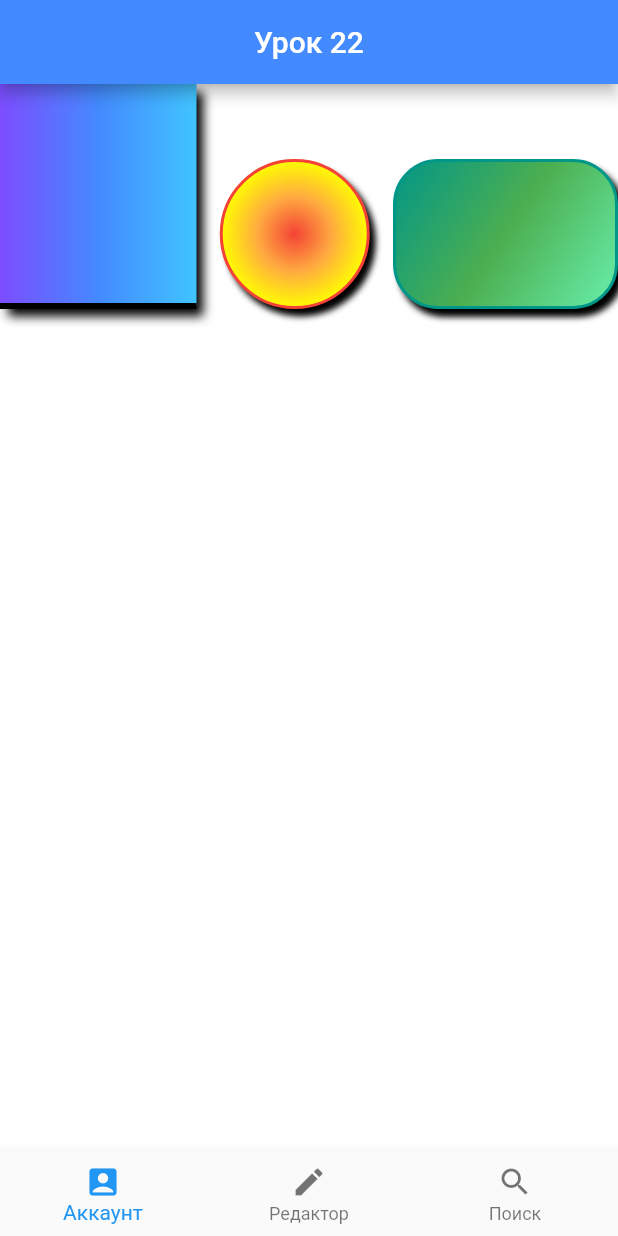
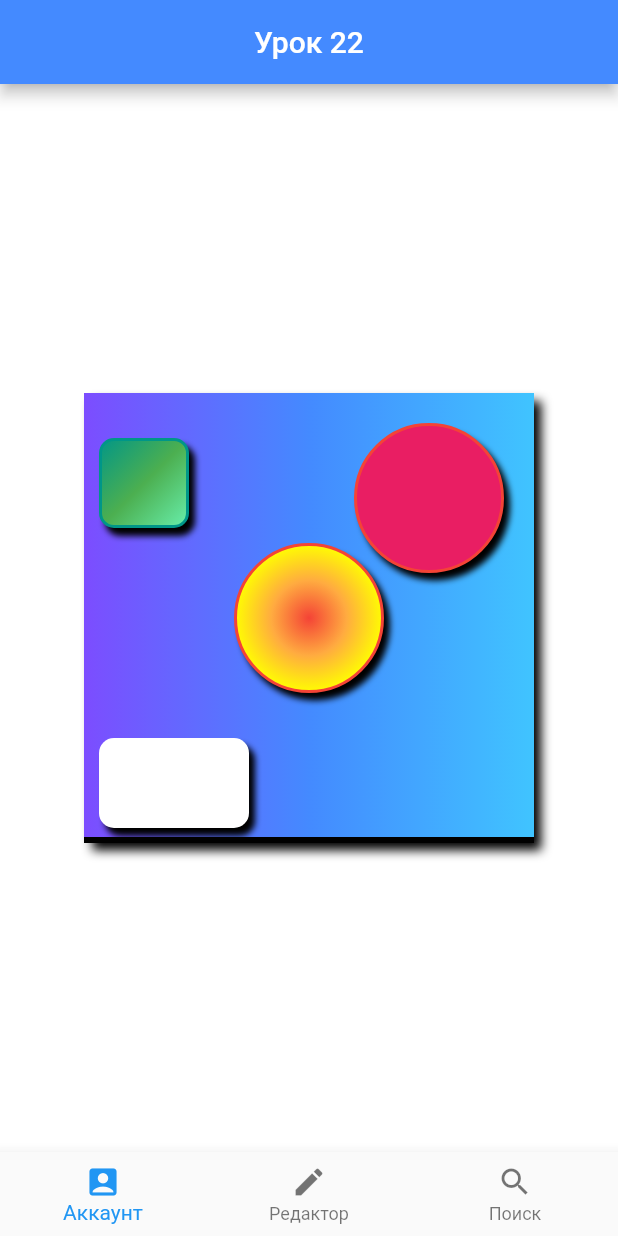
Before and after one commit to kirillnepomiluev/FlutterLessonsStemford, a Flutter app: the screen it shows after launch, on a phone screen of 412 x 824 dp. Run offline on Flutter 3.47's test engine with Material 2 defaults, Android fonts, the phone set to English and light mode, and no system bars.

Commit message:
Урок 24

```diff
--- a/lib/main.dart
+++ b/lib/main.dart
@@ -3,78 +3,72 @@ import 'package:flutter/material.dart';
 void main() => runApp(Lessons());
 
 class Lessons extends StatelessWidget {
-
   @override
   Widget build(BuildContext context) {
-
     return MaterialApp(
       title: "Уроки Flutter",
       home: Scaffold(
         appBar: AppBar(
           centerTitle: true,
-          title: Text("Урок 22",
+          title: Text(
+            "Урок 22",
           ),
           backgroundColor: Colors.blueAccent,
         ),
         backgroundColor: Colors.white,
-        bottomNavigationBar: BottomNavigationBar(items: [
-          BottomNavigationBarItem(icon: Icon(Icons.account_box) , label: "Аккаунт"),
+        bottomNavigationBar: BottomNavigationBar(
+          items: [
+            BottomNavigationBarItem(icon: Icon(Icons.account_box), label: "Аккаунт"),
             BottomNavigationBarItem(icon: Icon(Icons.edit), label: "Редактор"),
-          BottomNavigationBarItem(icon: Icon(Icons.search), label:"Поиск"),
-        ],),
+            BottomNavigationBarItem(icon: Icon(Icons.search), label: "Поиск"),
+          ],
+        ),
 
-        /// Итак, мы научились создавать контейнеры и стилизовать их. Но что,
-        /// если нам нужно расположить несколько контейнеров на одной странице?
-        /// С этим нам помогут позиционные виджеты. Начнем изучение с виджетов
-        /// Row() и Column(). Рассмотрим их по порядку:
+        /// На предыдущем занятии мы рассмотрили варианты расположения нескольких
+        /// виджетов в колонку и в строку. Сегодня же мы научимся:
+        /// 1) Накладывать виджеты друг на друга
+        /// 2) Менять расположение дочернего виджета внутри родительского
+        /// 3) Задавать размеры виджетам, у которых нет полей, отвечающих за размер.
+        /// 4) Создавать отступы у виджетов.
 
-        body: Container( // Поместим виджет Row() в свойство child виджета
-          // Container().
-          // height: double.infinity, // Конструктор double.infinity позволяет
-          // задать максимально возможное число.
+        body: Align( /// Виджет Align() позволяет задать положение дочернего
+          /// виджета относительно родительского. В нашем случае родительский
+          /// виджет - это Scaffold(), поэтому в нашем случае виджет Align()
+          /// задает положение относительно всего экрана.
 
-          child: Row( /// Виджет Row позволяет располагать несколько виджетов в
-            /// строку. Ширина строки определяется свободным пространством на
-            /// экране, а высота - высотой самого высокого виджета. Поэтому
-            /// горизонталь - это главная ось строки, а вертикаль - побочная.
-            /// Начинаются обе оси в левом верхнем углу экрана. Рассмотрим
-            /// свойства виджета Row():
+          alignment: Alignment.center, /// Свойство, определяющее положение
+          /// дочернего виджета. Принимает в себя конструкторы Alignment.
 
-            mainAxisAlignment: MainAxisAlignment.spaceEvenly, /// Свойство,
-            /// отвечающее за расположение виджетов на главной оси. Принимает
-            /// в себя конструкторы MainAxisAlignment.
+          child: Stack(
+            /// Виджет Stack() позволяет накладывать виджеты один на
+            /// другой. При этом наложение будет происходить в порядке введения
+            /// виджетов: самый первый будет снизу, далее - второй и т.д. Размер
+            /// определяется максимальными размерами дочерних элементов.
+            /// Рассмотрим свойства:
 
-            crossAxisAlignment: CrossAxisAlignment.end, /// Свойство, отвечающее
-            /// за расположение виджетов на побочной оси. Принимает в себя
-            /// конструкторы CrossAxisAlignment.
+            alignment: Alignment.center, // Одно из свойств, отвечающее за
+            // позиционирование виджетов. Принимает в себя конструкторы Alignment.
+            // Далее мы подробнее познакомимся с виджетом Alignment().
 
-            mainAxisSize: MainAxisSize.min, // Свойство, определяющее занимаемое
-            // строкой место. Принимает в себя конструкторы MainAxisSize.
-
-            children: [ // В свойство children передаются виджеты, помещаемые в
+            children: [
+              // В свойство children передаются виджеты, помещаемые в
               // строку. Возьмем для примера контейнеры из предыдущего урока.
 
-              Expanded( /// Виджет Expanded() позволяет распределять свободное
-                /// пространство между виджетами. Например, если поместить один
-                /// из виджетов в составе Row() в Expanded(), то он займет
-                /// все свободное пространство, при этом не искажая размер
-                /// виджетов, не помещенных в Expanded(). Но если в Expanded()
-                /// помещено несколько элементов, то пространство будет
-                /// распределяться пропорционально параметру flex, который
-                /// указан внутри виджета Expanded(). Рассмотрим пример:
+              /// Для того, чтобы самостоятельно задать расположение виджетам в
+              /// стэке, необходимо обернуть каждый его элемент в виджет
+              /// Positioned()
 
-                flex: 1, /// Свойство, определяющее пропорциональную долю
-                /// пространства, занимаемую виджетом.
-
-                child: Container(
-                  width: 100,
-                  height: 150,
+              Container(
+                width: 300,
+                height: 300,
                 decoration: BoxDecoration(
-                    boxShadow: [BoxShadow(
+                  boxShadow: [
+                    BoxShadow(
                       color: Colors.black,
                       blurRadius: 5,
                       offset: Offset(5, 5),
-                  ),],
+                    ),
+                  ],
                   gradient: LinearGradient(
                     begin: Alignment.centerLeft,
                     end: Alignment.centerRight,
@@ -86,8 +80,7 @@ class Lessons extends StatelessWidget {
                   ),
                   color: Colors.blueGrey,
                   shape: BoxShape.rectangle,
-                    border:
-                    Border(
+                  border: Border(
                     bottom: BorderSide(
                       width: 4,
                       color: Colors.black,
@@ -95,18 +88,62 @@ class Lessons extends StatelessWidget {
                   ),
                 ),
               ),
+
+              Positioned( // Виджет, позволяющий задавать положение виджета вручную.
+
+                left: 10, // Свойство, отвечающее за отступ слева от края стэка.
+
+                top: 30, // Свойство, отвечающее за отступ сверху от края стэка.
+
+                // right: 10, // Свойство, отвечающее за отступ справа от края стэка.
+
+                // bottom: 10, // Свойство, отвечающее за отступ снизу от края стэка.
+
+                width: 60, /// Свойство, задающее ширину объекта. Срабатывает даже
+                /// если у объекта имеется свой заданый размер
+
+                height: 60, /// Свойство, задающее ширину объекта. Срабатывает даже
+                /// если у объекта имеется свой заданый размер
+
+                child: Container(
+                  width: 200,
+                  height: 200,
+                  decoration: BoxDecoration(
+                    boxShadow: [
+                      BoxShadow(
+                        color: Colors.black,
+                        blurRadius: 3,
+                        offset: Offset(4, 5),
                       ),
-                Expanded(
-                  flex: 1,
-                  child: Container(
+                    ],
+                    gradient: LinearGradient(
+                      begin: Alignment.topLeft,
+                      end: Alignment.bottomRight,
+                      colors: [
+                        Colors.teal,
+                        Colors.green,
+                        Colors.greenAccent,
+                      ],
+                    ),
+                    borderRadius: BorderRadius.circular(10),
+                    border: Border.all(
+                      width: 2,
+                      color: Colors.teal,
+                    ),
+                  ),
+                ),
+              ),
+              Container(
                 width: 100,
                 height: 100,
                 decoration: BoxDecoration(
-                    boxShadow: [BoxShadow(
+                  boxShadow: [
+                    BoxShadow(
                       color: Colors.black,
                       blurRadius: 3,
                       offset: Offset(4, 5),
-                    ),],
+                    ),
+                  ],
                   gradient: RadialGradient(
                     center: Alignment.center,
                     colors: [
@@ -122,133 +159,83 @@ class Lessons extends StatelessWidget {
                   ),
                 ),
               ),
-                ),
-                Container(
-                width: 150,
+              Positioned(
+                right: 0,
+                top: 0,
+
+                /// Мы добавили в стэк еще один контейнер, и задали ему положение:
+                /// он должен находиться в верхнем правом углу.
+
+                child: Padding( /// Виджет Padding() создает отступы от границ
+                  /// дочернего виджета.
+
+                  padding: EdgeInsets.all(20), /// В свойство padding помещается
+                  /// конструктор, отвечающий за характер отступа. В примере был
+                  /// использован конструктор EdgeInserts.all(), который создает
+                  /// равные отступы со всех сторон от дочернего виджета. Также
+                  /// есть конструктор EdgeInserts.symmetric(), содержащий два
+                  /// параметра - horizontal (отступ симметрично по горизонтали)
+                  /// и vertical (отступ симметрично по вертикали). Также есть
+                  /// конструктор EdgeInserts.only(), в котором четыре параметра:
+                  /// bottom, top, left, right.
+
+                  child: Container( /// Мы мидим, что несмотря на то, что контейнер
+                    /// должен был оказаться втлевом верхнем углу, он имеет отступы
+                    /// от края стэка, которые задаются виджетом Padding().
+
+                    width: 100,
                     height: 100,
                     decoration: BoxDecoration(
-                  boxShadow: [BoxShadow(
+                      color: Colors.pink,
+                      boxShadow: [
+                        BoxShadow(
                           color: Colors.black,
                           blurRadius: 3,
                           offset: Offset(4, 5),
-                  ),],
-                  gradient: LinearGradient(
-                    begin: Alignment.topLeft,
-                    end: Alignment.bottomRight,
-                    colors: [
-                      Colors.teal,
-                      Colors.green,
-                      Colors.greenAccent,
+                        ),
                       ],
-                  ),
-                  borderRadius: BorderRadius.circular(30),
+                      shape: BoxShape.circle,
                       border: Border.all(
                         width: 2,
-                    color: Colors.teal,
+                        color: Colors.red,
+                      ),
+                    ),
+                  ),
+                ),
+              ),
+              Positioned(
+                  bottom: 0,
+                  left: 0,
+                  child: Padding(
+                    padding:  EdgeInsets.only(bottom: 10, left: 10),
+
+                    child: SizedBox( /// С помощью виджета SizedBox() можно задать
+                      /// размеры дочернему виджету, даже при условии, что у
+                      /// него не свойств, отвечающих за его размеры.
+
+                      width: 100, // Поле, задающее ширину.
+
+                      height: 60, // Поле, задающее высоту.
+
+                      child: Container(
+                        decoration: BoxDecoration(
+                          boxShadow: [
+                            BoxShadow(
+                              color: Colors.black,
+                              blurRadius: 3,
+                              offset: Offset(4, 5),
+                            ),
+                          ],
+                          borderRadius: BorderRadius.circular(10),
+                          color: Colors.white
+                        ),
+                      ),
                     ),
                   ),
               ),
             ],
           ),
         ),
-
-        // Теперь рассмотрим виджет Column():
-
-        // body: Column( /// Виджет Row позволяет располагать несколько виджетов в колонку. Высота колонки определяется свободным пространством на экране,
-        //   /// а ширина - шириной самого широкого виджета. Поэтому вертикаль - это главная ось колонки, а горизонталь - побочная. Начинаются обе
-        //   /// оси в левом верхнем углу экрана. Рассмотрим свойства виджета Column():
-        //   ///
-        //   mainAxisAlignment: MainAxisAlignment.spaceEvenly, /// Свойство, отвечающее за расположение виджетов на главной оси. Принимает в себя
-        //   /// конструкторы MainAxisAlignment.
-        //
-        //   crossAxisAlignment: CrossAxisAlignment.start, /// Свойство, отвечающее за расположение виджетов на побочной оси. Принимает в себя
-        //   /// конструкторы CrossAxisAlignment.
-        //
-        //   children: [
-        //
-        //     Container(
-        //       child: Padding(
-        //         padding: const EdgeInsets.all(8.0),
-        //       ),
-        //       width: 100,
-        //       height: 150,
-        //       decoration: BoxDecoration(
-        //         boxShadow: [BoxShadow(
-        //           color: Colors.black,
-        //           blurRadius: 5,
-        //           offset: Offset(5, 5),
-        //         ),],
-        //         gradient: LinearGradient(
-        //           begin: Alignment.centerLeft,
-        //           end: Alignment.centerRight,
-        //           colors: [
-        //             Colors.deepPurpleAccent,
-        //             Colors.blueAccent,
-        //             Colors.lightBlueAccent
-        //           ],
-        //         ),
-        //         color: Colors.blueGrey,
-        //         shape: BoxShape.rectangle,
-        //         border:
-        //         Border(
-        //           bottom: BorderSide(
-        //             width: 4,
-        //             color: Colors.black,
-        //           ),
-        //         ),
-        //       ),
-        //     ),
-        //     Container(
-        //       width: 100,
-        //       height: 100,
-        //       decoration: BoxDecoration(
-        //         boxShadow: [BoxShadow(
-        //           color: Colors.black,
-        //           blurRadius: 3,
-        //           offset: Offset(4, 5),
-        //         ),],
-        //         gradient: RadialGradient(
-        //           center: Alignment.center,
-        //           colors: [
-        //             Colors.red,
-        //             Colors.orangeAccent,
-        //             Colors.yellowAccent
-        //           ],
-        //         ),
-        //         shape: BoxShape.circle,
-        //         border: Border.all(
-        //           width: 2,
-        //           color: Colors.red,
-        //         ),
-        //       ),
-        //     ),
-        //     Container(
-        //       width: 150,
-        //       height: 100,
-        //       decoration: BoxDecoration(
-        //         boxShadow: [BoxShadow(
-        //           color: Colors.black,
-        //           blurRadius: 3,
-        //           offset: Offset(4, 5),
-        //         ),],
-        //         gradient: LinearGradient( // Этот тип градиента является радиальным.
-        //           begin: Alignment.topLeft,
-        //           end: Alignment.bottomRight,
-        //           colors: [
-        //             Colors.teal,
-        //             Colors.green,
-        //             Colors.greenAccent,
-        //           ],
-        //         ),
-        //         borderRadius: BorderRadius.circular(30),
-        //         border: Border.all(
-        //           width: 2,
-        //           color: Colors.teal,
-        //         ),
-        //       ),
-        //     ),
-        //   ],
-        // ),
       ),
     );
   }
```
Lines whose indentation alone changed are shown as unchanged.
